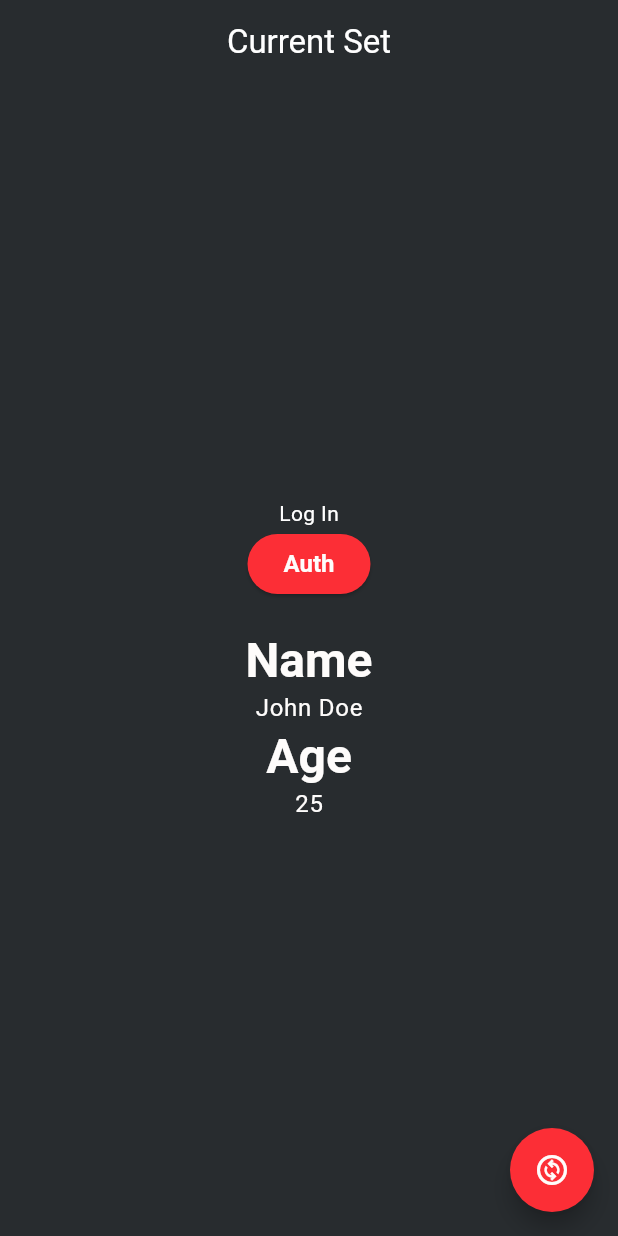
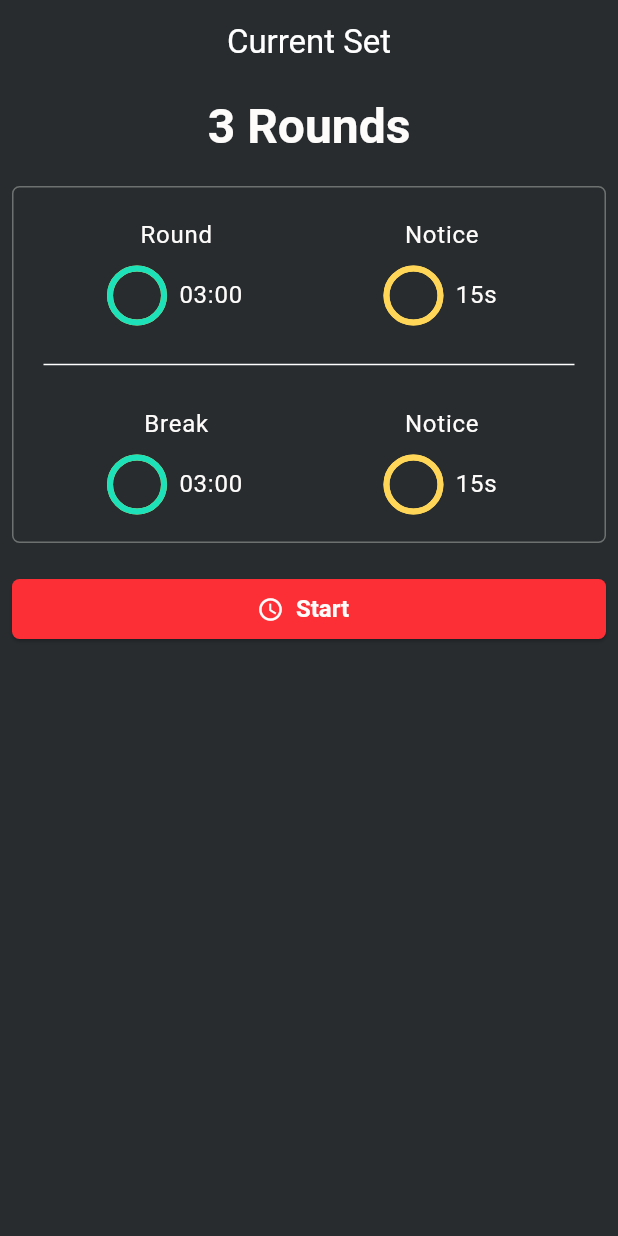
Before and after one commit to ISCIrvingDev/flutter-boxing-timer, a Flutter app: the screen it shows after launch, on a phone screen of 412 x 824 dp. Run offline on Flutter 3.47's test engine with Material 3 defaults, Android fonts, the phone set to English and light mode, and no system bars.

Commit message:
Home Page

```diff
--- a/lib/pages/home/home.page.dart
+++ b/lib/pages/home/home.page.dart
@@ -6,6 +6,11 @@ import 'package:flutter_boxing_timer/shared/services/auth/auth.repository.dart';
 // * MVVM
 import 'package:provider/provider.dart';
 import 'package:flutter_boxing_timer/pages/home/home.viewmodels.dart';
+
+// * Widgets
+import 'widgets/break_notice.widget.dart';
+import 'widgets/header_rounds.widget.dart';
+import 'widgets/round_notice.widget.dart';
 
 class HomePage extends StatefulWidget {
   const HomePage({super.key, required this.title});
@@ -30,50 +35,59 @@ class _HomePageState extends State<HomePage> {
         centerTitle: true,
         title: Text(widget.title),
       ),
-      body: Center(
+      body: SafeArea(
+        child: Container(
+          width: double.infinity,
+          // color: Colors.red,
+          padding: EdgeInsets.all(8),
           child: Column(
-          mainAxisAlignment: MainAxisAlignment.center,
-          children: <Widget>[
-            // Auth
-            Text('Log In'),
-            ElevatedButton(
-              style: Theme.of(context).elevatedButtonTheme.style,
-              onPressed: () {
-                authService.isAuthenticated
-                    ? authService.logout()
-                    : authService.login();
-              },
-              child: Text('Auth'),
+            children: [
+              // Titulo
+              HeaderRoundsWidget(header: '3 Rounds'),
+              SizedBox(height: 20),
+
+              // Tiempos
+              Container(
+                padding: EdgeInsets.all(20),
+                decoration: BoxDecoration(
+                  borderRadius: BorderRadius.all(Radius.circular(5)),
+                  border: Border.all(
+                    color: Theme.of(context).colorScheme.secondary,
+                    // color: Theme.of(context).colorScheme.tertiary,
+                  ),
+                ),
+                child: Column(
+                  children: [
+                    RoundNoticeWidget(),
+                    SizedBox(height: 20),
+                    Divider(),
+                    SizedBox(height: 20),
+                    BreakNoticeWidget(),
+                  ],
+                ),
               ),
               SizedBox(height: 20),
 
-            // Nombre
-            Text('Name', style: Theme.of(context).textTheme.headlineLarge),
-            Text(
-              userViewModel.user.name,
-              style: Theme.of(context).textTheme.bodyLarge,
+              // Boton para empezar
+              SizedBox(
+                width: double.infinity,
+                child: ElevatedButton.icon(
+                  label: Text('Start'),
+                  style: ElevatedButton.styleFrom(
+                    shape: RoundedRectangleBorder(
+                      borderRadius: BorderRadius.circular(5),
                     ),
-
-            // Edad
-            Text('Age', style: Theme.of(context).textTheme.headlineLarge),
-            Text(
-              '${userViewModel.user.age}',
-              style: Theme.of(context).textTheme.bodyLarge,
+                  ),
+                  icon: Icon(
+                    Icons.watch_later_outlined,
+                    color: Theme.of(context).colorScheme.tertiary,
+                  ),
+                  onPressed: () {},
+                ),
               ),
             ],
           ),
         ),
-      floatingActionButton: FloatingActionButton(
-        tooltip: 'Change Value',
-        shape: Theme.of(context).floatingActionButtonTheme.shape,
-        backgroundColor:
-            Theme.of(context).floatingActionButtonTheme.backgroundColor,
-        foregroundColor:
-            Theme.of(context).floatingActionButtonTheme.foregroundColor,
-        onPressed: () {
-          userViewModel.updateUser('Alice', 30);
-        },
-        child: const Icon(Icons.change_circle_outlined),
       ),
     );
   }
--- /dev/null
+++ b/lib/pages/home/widgets/break_notice.widget.dart
@@ -0,0 +1,57 @@
+import 'package:flutter/material.dart';
+
+class BreakNoticeWidget extends StatelessWidget {
+  const BreakNoticeWidget({super.key});
+
+  @override
+  Widget build(BuildContext context) {
+    return Row(
+      mainAxisSize: MainAxisSize.max,
+      children: [
+        Expanded(
+          child: Column(
+            children: [
+              Text('Break', style: Theme.of(context).textTheme.bodyLarge),
+              SizedBox(height: 10),
+              Row(
+                mainAxisAlignment: MainAxisAlignment.center,
+                children: [
+                  CircularProgressIndicator(
+                    value: 100,
+                    // No es necesario indicar el estilo, ya lo jala de manera automatica
+                    // color: Theme.of(context).progressIndicatorTheme.color,
+                  ),
+                  SizedBox(width: 10),
+                  Text('03:00', style: Theme.of(context).textTheme.bodyLarge),
+                ],
+              ),
+            ],
+          ),
+        ),
+        Expanded(
+          child: Column(
+            children: [
+              Text('Notice', style: Theme.of(context).textTheme.bodyLarge),
+              SizedBox(height: 10),
+              Row(
+                mainAxisAlignment: MainAxisAlignment.center,
+                children: [
+                  CircularProgressIndicator(
+                    value: 100,
+                    // No es necesario indicar el estilo, ya lo jala de manera automatica
+                    color:
+                        Theme.of(
+                          context,
+                        ).progressIndicatorTheme.circularTrackColor,
+                  ),
+                  SizedBox(width: 10),
+                  Text('15s', style: Theme.of(context).textTheme.bodyLarge),
+                ],
+              ),
+            ],
+          ),
+        ),
+      ],
+    );
+  }
+}
--- /dev/null
+++ b/lib/pages/home/widgets/header_rounds.widget.dart
@@ -0,0 +1,12 @@
+import 'package:flutter/material.dart';
+
+class HeaderRoundsWidget extends StatelessWidget {
+  final String header;
+
+  const HeaderRoundsWidget({super.key, required this.header});
+
+  @override
+  Widget build(BuildContext context) {
+    return Text(header, style: Theme.of(context).textTheme.headlineLarge);
+  }
+}
--- /dev/null
+++ b/lib/pages/home/widgets/round_notice.widget.dart
@@ -0,0 +1,59 @@
+import 'package:flutter/material.dart';
+
+class RoundNoticeWidget extends StatelessWidget {
+  const RoundNoticeWidget({super.key});
+
+  @override
+  Widget build(BuildContext context) {
+    return Row(
+      mainAxisSize: MainAxisSize.max,
+      children: [
+        Expanded(
+          // flex: 4,
+          child: Column(
+            children: [
+              Text('Round', style: Theme.of(context).textTheme.bodyLarge),
+              SizedBox(height: 10),
+              Row(
+                mainAxisAlignment: MainAxisAlignment.center,
+                children: [
+                  CircularProgressIndicator(
+                    value: 100,
+                    // No es necesario indicar el estilo, ya lo jala de manera automatica
+                    // color: Theme.of(context).progressIndicatorTheme.color,
+                  ),
+                  SizedBox(width: 10),
+                  Text('03:00', style: Theme.of(context).textTheme.bodyLarge),
+                ],
+              ),
+            ],
+          ),
+        ),
+        Expanded(
+          // flex: 4,
+          child: Column(
+            children: [
+              Text('Notice', style: Theme.of(context).textTheme.bodyLarge),
+              SizedBox(height: 10),
+              Row(
+                mainAxisAlignment: MainAxisAlignment.center,
+                children: [
+                  CircularProgressIndicator(
+                    value: 100,
+                    // No es necesario indicar el estilo, ya lo jala de manera automatica
+                    color:
+                        Theme.of(
+                          context,
+                        ).progressIndicatorTheme.circularTrackColor,
+                  ),
+                  SizedBox(width: 10),
+                  Text('15s', style: Theme.of(context).textTheme.bodyLarge),
+                ],
+              ),
+            ],
+          ),
+        ),
+      ],
+    );
+  }
+}
```
Lines whose indentation alone changed are shown as unchanged.
